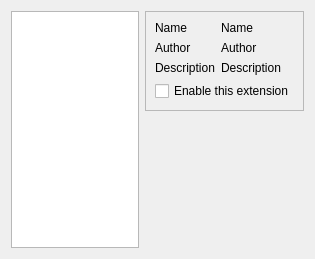
Qt form src/extensionsettings.ui (DrMoriarty/cuberok) before a commit.
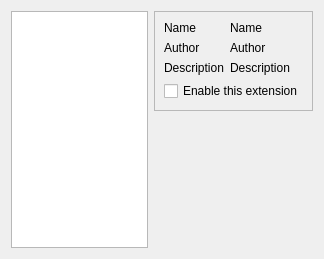
The same form after that commit.

The edit to the form file:
```diff
--- a/src/extensionsettings.ui
+++ b/src/extensionsettings.ui
@@ -6,7 +6,7 @@
    <rect>
     <x>0</x>
     <y>0</y>
-    <width>305</width>
+    <width>324</width>
     <height>259</height>
    </rect>
   </property>
```
Left out of the diff: 49 changed lines with no effect on the pictures.
